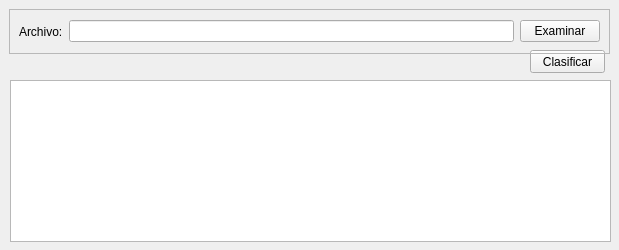
Qt form views/mainwindow.ui (Volderpayoda/python-gui) before a commit.
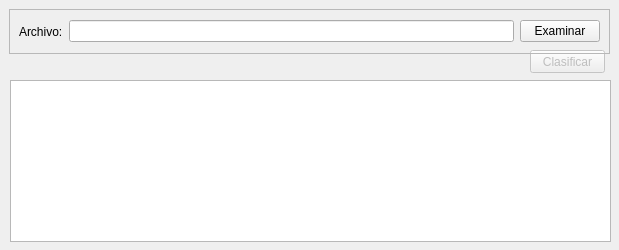
The same form after that commit.

Commit message: Actualizando la vista

```diff
--- a/views/mainwindow.ui
+++ b/views/mainwindow.ui
@@ -24,6 +24,9 @@
   </property>
   <widget class="QWidget" name="centralwidget">
    <widget class="QPushButton" name="classifyButton">
+    <property name="enabled">
+     <bool>false</bool>
+    </property>
     <property name="geometry">
      <rect>
       <x>530</x>
```
The commit also changes 1 other file.
